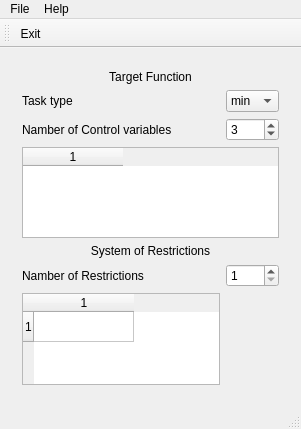
The window that mainwindow.ui (aleax/simplex) describes before a commit, drawn with Qt 5.
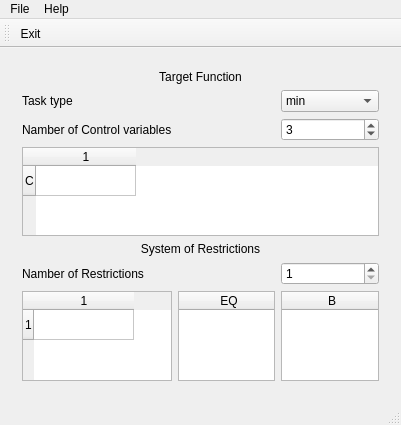
The same window after the commit.

Commit message: works with table

Diff of the .ui file:
```diff
--- a/mainwindow.ui
+++ b/mainwindow.ui
@@ -6,8 +6,8 @@
    <rect>
     <x>0</x>
     <y>0</y>
-    <width>301</width>
-    <height>429</height>
+    <width>401</width>
+    <height>425</height>
    </rect>
   </property>
   <property name="windowTitle">
@@ -24,7 +24,7 @@
        </sizepolicy>
       </property>
       <layout class="QGridLayout" name="gridLayout">
-       <item row="4" column="0" colspan="2">
+       <item row="4" column="0" colspan="3">
         <widget class="QLabel" name="label_3">
          <property name="text">
           <string>System of Restrictions</string>
@@ -44,7 +44,7 @@
          </property>
         </widget>
        </item>
-       <item row="0" column="0" colspan="2">
+       <item row="0" column="0" colspan="3">
         <widget class="QLabel" name="label">
          <property name="layoutDirection">
           <enum>Qt::LeftToRight</enum>
@@ -73,7 +73,7 @@
          </property>
         </widget>
        </item>
-       <item row="1" column="1">
+       <item row="1" column="2">
         <widget class="QComboBox" name="inputTaskType">
          <item>
           <property name="text">
@@ -87,14 +87,14 @@
          </item>
         </widget>
        </item>
-       <item row="5" column="1">
+       <item row="5" column="2">
         <widget class="QSpinBox" name="inputRestrictionsAmount">
          <property name="minimum">
           <number>1</number>
          </property>
         </widget>
        </item>
-       <item row="2" column="1">
+       <item row="2" column="2">
         <widget class="QSpinBox" name="inputControlVariables">
          <property name="minimum">
           <number>1</number>
@@ -114,8 +114,13 @@
          </property>
         </widget>
        </item>
-       <item row="3" column="0" colspan="2">
+       <item row="3" column="0" colspan="3">
         <widget class="QTableWidget" name="tableWidgetC">
+         <row>
+          <property name="text">
+           <string>C</string>
+          </property>
+         </row>
          <column>
           <property name="text">
            <string>1</string>
@@ -140,6 +145,24 @@
          </column>
         </widget>
        </item>
+       <item row="7" column="2">
+        <widget class="QTableWidget" name="tableWidgetB">
+         <column>
+          <property name="text">
+           <string>B</string>
+          </property>
+         </column>
+        </widget>
+       </item>
+       <item row="7" column="1">
+        <widget class="QTableWidget" name="tableWidgetEQ">
+         <column>
+          <property name="text">
+           <string>EQ</string>
+          </property>
+         </column>
+        </widget>
+       </item>
       </layout>
      </widget>
     </item>
```
Left out of the diff: 1 changed line with no effect on the pictures. The commit also changes 2 other files.
